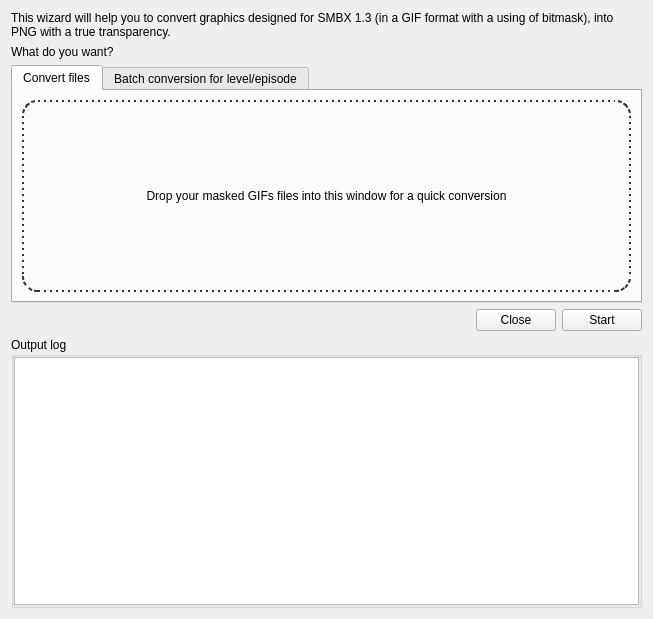
Old version of the form Maintainer/Graphics/gifs2png.ui in the repository WohlSoft/Moondust-Project.
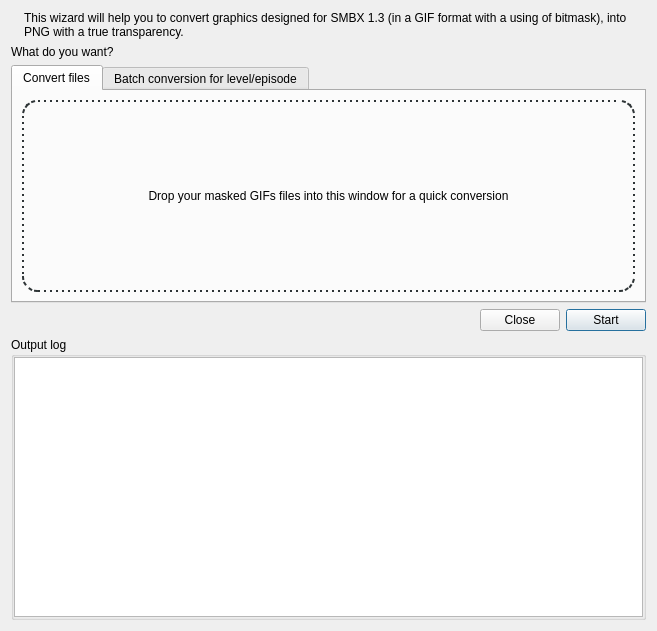
New version of the form. Icons and pictures are not drawn.

Commit message: Maintainer: Added converter tool pictures (same way as used at the Editor)

The edit to the form file:
```diff
--- a/Maintainer/Graphics/gifs2png.ui
+++ b/Maintainer/Graphics/gifs2png.ui
@@ -6,8 +6,8 @@
    <rect>
     <x>0</x>
     <y>0</y>
-    <width>653</width>
-    <height>619</height>
+    <width>657</width>
+    <height>631</height>
    </rect>
   </property>
   <property name="acceptDrops">
@@ -20,7 +20,85 @@
    <iconset resource="../_resources/maintainer.qrc">
     <normaloff>:/maintainer.ico</normaloff>:/maintainer.ico</iconset>
   </property>
-  <layout class="QGridLayout" name="gridLayout_2" rowstretch="0,0,0,0,10000">
+  <layout class="QGridLayout" name="gridLayout_2" rowstretch="0,0,0,0,10000" columnstretch="0,1000,0,0">
+   <item row="3" column="3">
+    <widget class="QPushButton" name="doMadJob">
+     <property name="text">
+      <string>Start</string>
+     </property>
+    </widget>
+   </item>
+   <item row="4" column="0" colspan="4">
+    <widget class="QGroupBox" name="groupBox">
+     <property name="title">
+      <string>Output log</string>
+     </property>
+     <layout class="QGridLayout" name="gridLayout">
+      <property name="leftMargin">
+       <number>0</number>
+      </property>
+      <property name="topMargin">
+       <number>0</number>
+      </property>
+      <property name="rightMargin">
+       <number>0</number>
+      </property>
+      <property name="bottomMargin">
+       <number>0</number>
+      </property>
+      <property name="spacing">
+       <number>0</number>
+      </property>
+      <item row="0" column="0">
+       <widget class="QTextBrowser" name="outputLog">
+        <property name="font">
+         <font>
+          <family>Monospace</family>
+          <pointsize>8</pointsize>
+         </font>
+        </property>
+       </widget>
+      </item>
+     </layout>
+    </widget>
+   </item>
+   <item row="3" column="2">
+    <widget class="QPushButton" name="closeBox">
+     <property name="text">
+      <string>Close</string>
+     </property>
+    </widget>
+   </item>
+   <item row="0" column="1" colspan="3">
+    <widget class="QLabel" name="label">
+     <property name="text">
+      <string>This wizard will help you to convert graphics designed for SMBX 1.3 (in a GIF format with a using of bitmask), into PNG with a true transparency.</string>
+     </property>
+     <property name="alignment">
+      <set>Qt::AlignLeading|Qt::AlignLeft|Qt::AlignTop</set>
+     </property>
+     <property name="wordWrap">
+      <bool>true</bool>
+     </property>
+    </widget>
+   </item>
+   <item row="0" column="0">
+    <widget class="QLabel" name="picture">
+     <property name="text">
+      <string/>
+     </property>
+     <property name="pixmap">
+      <pixmap resource="../_resources/maintainer.qrc">:/tools/cat_gif2png_128.png</pixmap>
+     </property>
+    </widget>
+   </item>
+   <item row="1" column="0" colspan="4">
+    <widget class="QLabel" name="label_2">
+     <property name="text">
+      <string>What do you want?</string>
+     </property>
+    </widget>
+   </item>
    <item row="2" column="0" colspan="4">
     <widget class="QTabWidget" name="whatToConvert">
      <property name="currentIndex">
@@ -137,14 +215,7 @@
      </widget>
     </widget>
    </item>
-   <item row="1" column="0" colspan="4">
-    <widget class="QLabel" name="label_2">
-     <property name="text">
-      <string>What do you want?</string>
-     </property>
-    </widget>
-   </item>
-   <item row="3" column="1">
+   <item row="3" column="0" colspan="2">
     <spacer name="horizontalSpacer">
      <property name="orientation">
       <enum>Qt::Horizontal</enum>
@@ -157,67 +228,6 @@
      </property>
     </spacer>
    </item>
-   <item row="3" column="3">
-    <widget class="QPushButton" name="doMadJob">
-     <property name="text">
-      <string>Start</string>
-     </property>
-    </widget>
-   </item>
-   <item row="0" column="0" colspan="4">
-    <widget class="QLabel" name="label">
-     <property name="text">
-      <string>This wizard will help you to convert graphics designed for SMBX 1.3 (in a GIF format with a using of bitmask), into PNG with a true transparency.</string>
-     </property>
-     <property name="alignment">
-      <set>Qt::AlignLeading|Qt::AlignLeft|Qt::AlignTop</set>
-     </property>
-     <property name="wordWrap">
-      <bool>true</bool>
-     </property>
-    </widget>
-   </item>
-   <item row="4" column="0" colspan="4">
-    <widget class="QGroupBox" name="groupBox">
-     <property name="title">
-      <string>Output log</string>
-     </property>
-     <layout class="QGridLayout" name="gridLayout">
-      <property name="leftMargin">
-       <number>0</number>
-      </property>
-      <property name="topMargin">
-       <number>0</number>
-      </property>
-      <property name="rightMargin">
-       <number>0</number>
-      </property>
-      <property name="bottomMargin">
-       <number>0</number>
-      </property>
-      <property name="spacing">
-       <number>0</number>
-      </property>
-      <item row="0" column="0">
-       <widget class="QTextBrowser" name="outputLog">
-        <property name="font">
-         <font>
-          <family>Monospace</family>
-          <pointsize>8</pointsize>
-         </font>
-        </property>
-       </widget>
-      </item>
-     </layout>
-    </widget>
-   </item>
-   <item row="3" column="2">
-    <widget class="QPushButton" name="closeBox">
-     <property name="text">
-      <string>Close</string>
-     </property>
-    </widget>
-   </item>
   </layout>
  </widget>
  <resources>
```
The commit also changes 7 other files.
